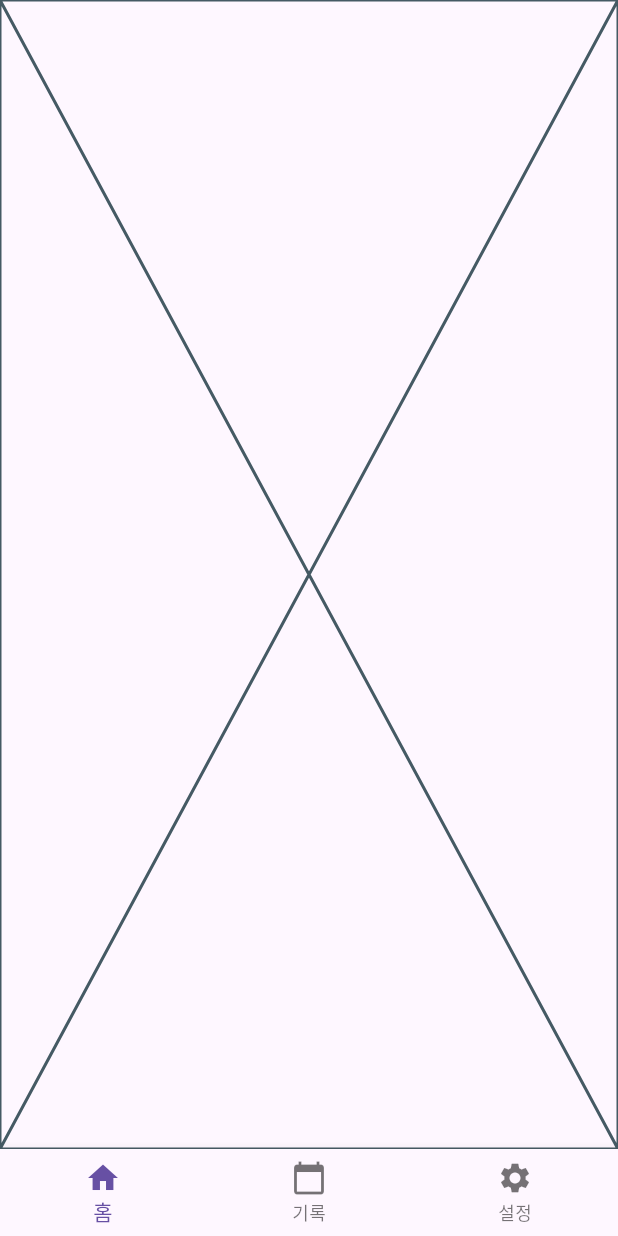
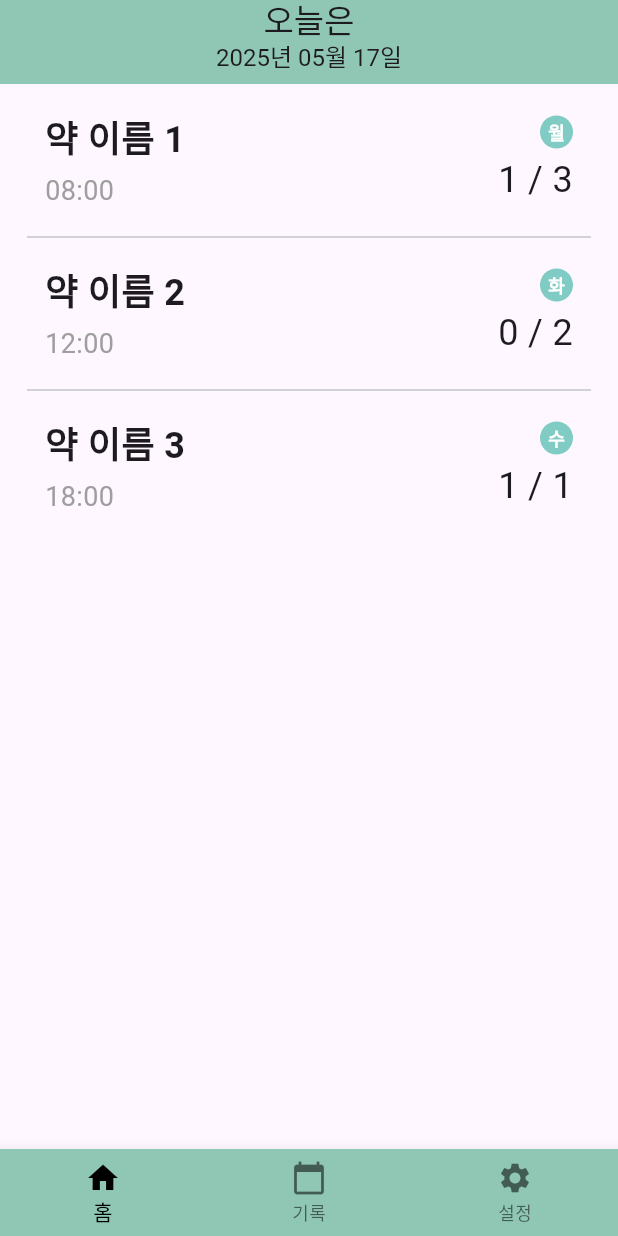
Before and after one commit to DrugManager/Drug, a Flutter app: the screen it shows after launch, on a phone screen of 412 x 824 dp. Run offline on Flutter 3.47's test engine with Material 3 defaults, Android fonts, the phone set to English and light mode, and no system bars.

Commit message:
[Feat] #1 메인컬러 변경, 홈뷰 앱바추가, 리스트 추가

```diff
--- a/lib/features/home/home_screen.dart
+++ b/lib/features/home/home_screen.dart
@@ -1,10 +1,141 @@
 import 'package:flutter/material.dart';
+import 'package:intl/intl.dart';
+import 'package:drug/resources/colors.dart';
 
 class HomeScreen extends StatelessWidget {
   const HomeScreen({super.key});
 
   @override
   Widget build(BuildContext context) {
-    return const Placeholder();
+    final today = DateTime.now();
+    final formattedDate = DateFormat('yyyy년 MM월 dd일').format(today);
+
+    return Scaffold(
+      appBar: AppBar(
+        centerTitle: true,
+        backgroundColor: mainColor,
+        title: Column(
+          children: [
+            const Text('오늘은'),
+            Text(formattedDate, style: const TextStyle(fontSize: 16)),
+            SizedBox(height: 8),
+          ],
+        ),
+      ),
+      body: DrugList(),
+    );
+  }
+
+  Widget DrugList() {
+    return ListView.separated(
+      padding: const EdgeInsets.symmetric(
+        horizontal: 18,
+        vertical: 12,
+      ), // 양옆, 위아래 여백
+      itemCount: 3,
+      separatorBuilder:
+          (context, index) => const Divider(
+            thickness: 1,
+            height: 24, // 줄과 줄 사이 간격
+            color: Color.fromARGB(255, 196, 196, 196),
+          ),
+      itemBuilder: (context, index) {
+        final drugs = [
+          {
+            'drugName': '약 이름 1',
+            'time': '08:00',
+            'day': '월',
+            'totalDoseCount': 3,
+            'takenDoseCount': 1,
+          },
+          {
+            'drugName': '약 이름 2',
+            'time': '12:00',
+            'day': '화',
+            'totalDoseCount': 2,
+            'takenDoseCount': 0,
+          },
+          {
+            'drugName': '약 이름 3',
+            'time': '18:00',
+            'day': '수',
+            'totalDoseCount': 1,
+            'takenDoseCount': 1,
+          },
+        ];
+        final drug = drugs[index];
+        return DrugItem(
+          drugName: drug['drugName'] as String,
+          time: drug['time'] as String,
+          day: drug['day'] as String,
+          totalDoseCount: drug['totalDoseCount'] as int,
+          takenDoseCount: drug['takenDoseCount'] as int,
+        );
+      },
+    );
+  }
+
+  Widget DrugItem({
+    required String drugName,
+    required String time,
+    required String day,
+    required int totalDoseCount, // 총 복용 횟수
+    required int takenDoseCount, // 복용한 횟수
+  }) {
+    return Padding(
+      padding: const EdgeInsets.symmetric(horizontal: 12, vertical: 6),
+      child: Row(
+        children: [
+          // 왼쪽: 약 이름과 시간
+          Expanded(
+            child: Column(
+              crossAxisAlignment: CrossAxisAlignment.start,
+              children: [
+                Text(
+                  drugName,
+                  style: const TextStyle(
+                    fontSize: 24,
+                    fontWeight: FontWeight.bold,
+                  ),
+                ),
+                const SizedBox(height: 4),
+                Text(
+                  time,
+                  style: const TextStyle(fontSize: 18, color: Colors.grey),
+                ),
+              ],
+            ),
+          ),
+          // 오른쪽: 요일과 복용 횟수
+          Column(
+            crossAxisAlignment: CrossAxisAlignment.end,
+            children: [
+              Container(
+                width: 22,
+                height: 22,
+                decoration: BoxDecoration(
+                  color: Colors.teal[200], // 원하는 색상으로 변경 가능
+                  shape: BoxShape.circle,
+                ),
+                alignment: Alignment.center,
+                child: Text(
+                  day,
+                  style: const TextStyle(
+                    fontSize: 12,
+                    fontWeight: FontWeight.bold,
+                    color: Colors.white,
+                  ),
+                ),
+              ),
+              const SizedBox(height: 4),
+              Text(
+                '$takenDoseCount / $totalDoseCount',
+                style: const TextStyle(fontSize: 24),
+              ),
+            ],
+          ),
+        ],
+      ),
+    );
   }
 }
--- a/lib/main.dart
+++ b/lib/main.dart
@@ -1,5 +1,6 @@
 import 'package:drug/main_tab_controller.dart';
 import 'package:flutter/material.dart';
+import 'package:drug/resources/colors.dart';
 
 void main() {
   runApp(const DrugApp());
@@ -11,6 +12,13 @@ class DrugApp extends StatelessWidget {
   @override
   Widget build(BuildContext context) {
     return MaterialApp(
+      theme: ThemeData(
+        appBarTheme: AppBarTheme(backgroundColor: mainColor, centerTitle: true),
+        bottomNavigationBarTheme: BottomNavigationBarThemeData(
+          backgroundColor: mainColor,
+          selectedItemColor: Colors.black,
+        ),
+      ),
       debugShowCheckedModeBanner: false,
       home: MainTabController(),
     );
--- a/lib/resources/colors.dart
+++ b/lib/resources/colors.dart
@@ -1 +1,5 @@
 //앱에서 쓰는 색상
+//8FC7B4
+import 'package:flutter/material.dart';
+
+const Color mainColor = Color(0xFF8FC7B4);
--- a/pubspec.yaml
+++ b/pubspec.yaml
@@ -8,6 +8,7 @@ environment:
 dependencies:
   flutter:
     sdk: flutter
+  intl: ^0.20.0
 
   cupertino_icons: ^1.0.8
   flutter_riverpod: ^2.6.1
```
Also changed, not shown: 1 other file.
